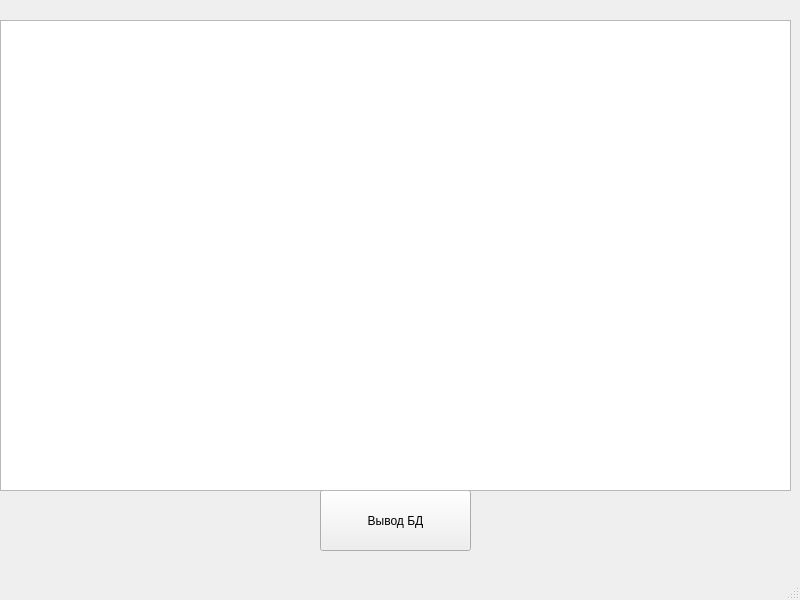
First picture: the form in MainForm.ui, repository KozlovIA/Qt-DataBase, before the edit.
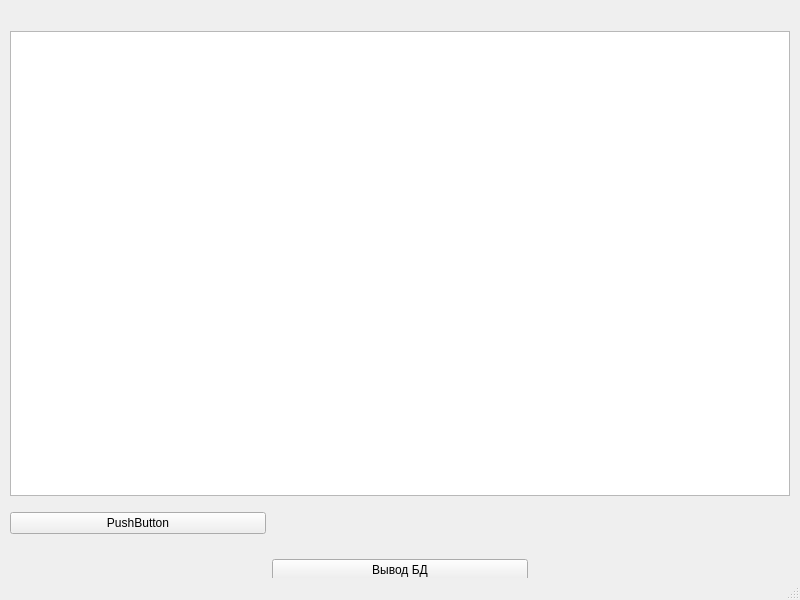
Second picture: the form after the edit.

Commit message: Added resized widgets

```diff
--- a/MainForm.ui
+++ b/MainForm.ui
@@ -13,34 +13,57 @@
     <height>600</height>
    </rect>
   </property>
+  <property name="sizePolicy">
+   <sizepolicy hsizetype="Preferred" vsizetype="Preferred">
+    <horstretch>0</horstretch>
+    <verstretch>0</verstretch>
+   </sizepolicy>
+  </property>
   <property name="windowTitle">
    <string>MainWindow</string>
   </property>
+  <property name="toolButtonStyle">
+   <enum>Qt::ToolButtonIconOnly</enum>
+  </property>
   <widget class="QWidget" name="centralwidget">
-   <widget class="QPushButton" name="output_db">
-    <property name="geometry">
-     <rect>
-      <x>320</x>
-      <y>490</y>
-      <width>151</width>
-      <height>61</height>
-     </rect>
-    </property>
-    <property name="text">
-     <string>Вывод БД</string>
-    </property>
-   </widget>
-   <widget class="QWidget" name="verticalLayoutWidget">
+   <property name="sizePolicy">
+    <sizepolicy hsizetype="Preferred" vsizetype="Preferred">
+     <horstretch>0</horstretch>
+     <verstretch>0</verstretch>
+    </sizepolicy>
+   </property>
+   <widget class="QWidget" name="gridLayoutWidget">
     <property name="geometry">
      <rect>
       <x>0</x>
       <y>0</y>
-      <width>791</width>
-      <height>491</height>
+      <width>800</width>
+      <height>600</height>
      </rect>
     </property>
-    <layout class="QVBoxLayout" name="verticalLayout">
-     <item>
+    <layout class="QGridLayout" name="gridLayout" rowstretch="0,0,0,0,0,0" columnstretch="0,0,0">
+     <property name="sizeConstraint">
+      <enum>QLayout::SetNoConstraint</enum>
+     </property>
+     <property name="leftMargin">
+      <number>10</number>
+     </property>
+     <property name="topMargin">
+      <number>10</number>
+     </property>
+     <property name="rightMargin">
+      <number>10</number>
+     </property>
+     <property name="bottomMargin">
+      <number>10</number>
+     </property>
+     <property name="horizontalSpacing">
+      <number>6</number>
+     </property>
+     <property name="verticalSpacing">
+      <number>7</number>
+     </property>
+     <item row="0" column="0" colspan="3">
       <widget class="QLabel" name="info">
        <property name="enabled">
         <bool>true</bool>
@@ -53,9 +76,94 @@
        </property>
       </widget>
      </item>
-     <item>
+     <item row="4" column="2">
+      <spacer name="horizontalSpacer_4">
+       <property name="orientation">
+        <enum>Qt::Horizontal</enum>
+       </property>
+       <property name="sizeHint" stdset="0">
+        <size>
+         <width>40</width>
+         <height>20</height>
+        </size>
+       </property>
+      </spacer>
+     </item>
+     <item row="5" column="2">
+      <spacer name="horizontalSpacer_3">
+       <property name="orientation">
+        <enum>Qt::Horizontal</enum>
+       </property>
+       <property name="sizeHint" stdset="0">
+        <size>
+         <width>40</width>
+         <height>20</height>
+        </size>
+       </property>
+      </spacer>
+     </item>
+     <item row="4" column="0">
+      <spacer name="horizontalSpacer_5">
+       <property name="orientation">
+        <enum>Qt::Horizontal</enum>
+       </property>
+       <property name="sizeHint" stdset="0">
+        <size>
+         <width>40</width>
+         <height>20</height>
+        </size>
+       </property>
+      </spacer>
+     </item>
+     <item row="2" column="0" colspan="3">
       <widget class="QTableView" name="tableView"/>
      </item>
+     <item row="4" column="1" rowspan="2">
+      <widget class="QPushButton" name="output_db">
+       <property name="text">
+        <string>Вывод БД</string>
+       </property>
+       <property name="iconSize">
+        <size>
+         <width>16</width>
+         <height>16</height>
+        </size>
+       </property>
+      </widget>
+     </item>
+     <item row="3" column="1">
+      <spacer name="horizontalSpacer">
+       <property name="orientation">
+        <enum>Qt::Horizontal</enum>
+       </property>
+       <property name="sizeHint" stdset="0">
+        <size>
+         <width>40</width>
+         <height>40</height>
+        </size>
+       </property>
+      </spacer>
+     </item>
+     <item row="5" column="0">
+      <spacer name="horizontalSpacer_2">
+       <property name="orientation">
+        <enum>Qt::Horizontal</enum>
+       </property>
+       <property name="sizeHint" stdset="0">
+        <size>
+         <width>40</width>
+         <height>20</height>
+        </size>
+       </property>
+      </spacer>
+     </item>
+     <item row="3" column="0">
+      <widget class="QPushButton" name="pushButton">
+       <property name="text">
+        <string>PushButton</string>
+       </property>
+      </widget>
+     </item>
     </layout>
    </widget>
   </widget>
```
Left out of the diff: 2 changed lines with no effect on the pictures. The commit also changes 3 other files.
